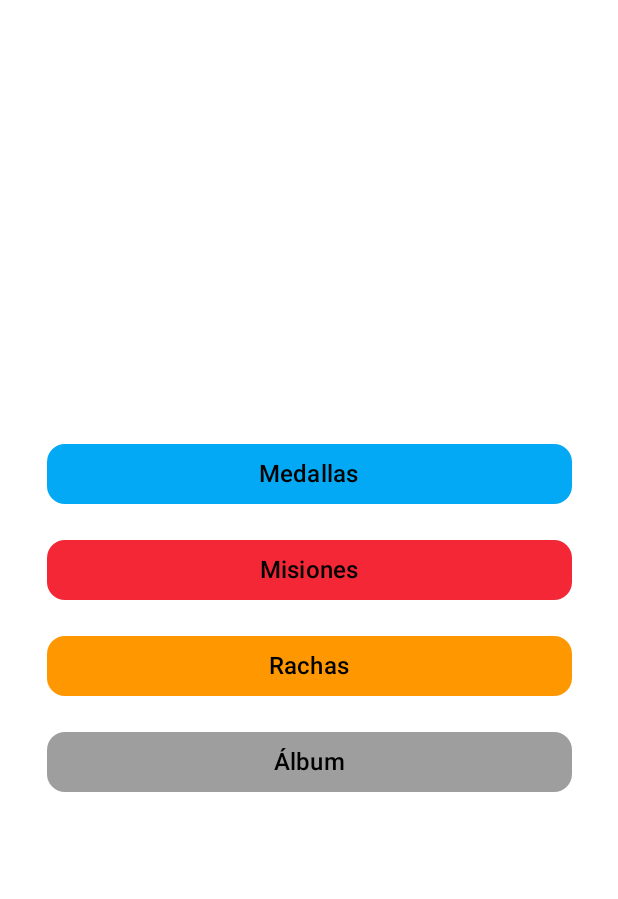
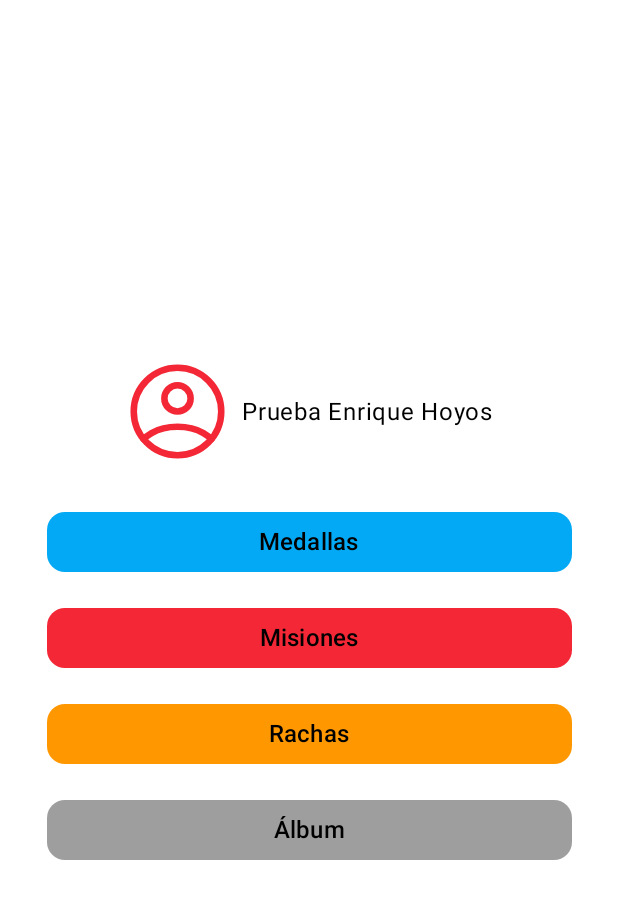
Before and after one commit to enriquehoyos/medals, an Android app built with Jetpack Compose: the screen it shows after launch (MainActivity), after a tap on "Rachas", on a phone screen of 412 x 824 dp. Shown: the top 899 px of the screen. Run offline under Robolectric (Android 15) with nearby library versions, the phone set to English and light mode, and no system bars; our stand-ins replace Dagger/Hilt's generated code.

Commit message:
feat: toast, taps on profile frame, resets levels

```diff
--- a/app/src/main/java/pe/com/medals/ui/screens/HomeScreen.kt
+++ b/app/src/main/java/pe/com/medals/ui/screens/HomeScreen.kt
@@ -1,30 +1,43 @@
 package pe.com.medals.ui.screens
 
 import android.annotation.SuppressLint
+import android.widget.Toast
 import androidx.compose.foundation.background
+import androidx.compose.foundation.clickable
 import androidx.compose.foundation.layout.Box
+import androidx.compose.foundation.layout.Row
+import androidx.compose.foundation.layout.Spacer
 import androidx.compose.foundation.layout.fillMaxSize
 import androidx.compose.foundation.layout.fillMaxWidth
+import androidx.compose.foundation.layout.height
 import androidx.compose.foundation.layout.padding
 import androidx.compose.foundation.layout.size
+import androidx.compose.foundation.layout.width
 import androidx.compose.foundation.lazy.LazyColumn
 import androidx.compose.foundation.shape.RoundedCornerShape
 import androidx.compose.material3.Button
 import androidx.compose.material3.ButtonDefaults
+import androidx.compose.material3.Icon
+import androidx.compose.material3.MaterialTheme
 import androidx.compose.material3.Scaffold
 import androidx.compose.material3.Text
 import androidx.compose.runtime.Composable
+import androidx.compose.runtime.LaunchedEffect
 import androidx.compose.runtime.getValue
 import androidx.compose.runtime.mutableStateOf
 import androidx.compose.runtime.remember
+import androidx.compose.runtime.rememberCoroutineScope
 import androidx.compose.runtime.setValue
 import androidx.compose.ui.Alignment
 import androidx.compose.ui.Modifier
 import androidx.compose.ui.graphics.Color
+import androidx.compose.ui.platform.LocalContext
+import androidx.compose.ui.res.painterResource
 import androidx.compose.ui.res.stringResource
 import androidx.compose.ui.unit.dp
 import androidx.compose.ui.unit.sp
 import androidx.hilt.navigation.compose.hiltViewModel
+import kotlinx.coroutines.launch
 import pe.com.medals.R
 import pe.com.medals.ui.theme.LightGray
 import pe.com.medals.ui.theme.*
@@ -39,7 +52,27 @@ import pe.com.medals.viewmodel.ProfileViewModel
 fun HomeScreen() {
     var showMedals by remember { mutableStateOf(false) }
     val vm: ProfileViewModel = hiltViewModel()
+    val context = LocalContext.current
+    val scope = rememberCoroutineScope()
+    // Reset con 5 taps
+    var taps by remember { mutableStateOf(0) }
+    var lastTap by remember { mutableStateOf(0L) }
+    val tapWindow = 1200L
 
+    fun onHeaderTap() {
+        val now = System.currentTimeMillis()
+        taps = if (now - lastTap <= tapWindow) taps + 1 else 1
+        lastTap = now
+        if (taps >= 5) {
+            scope.launch { vm.resetAll() }
+            taps = 0
+        }
+    }
+    LaunchedEffect(Unit) {
+        vm.resetEvent.collect {
+            Toast.makeText(context, "Se han reiniciado los niveles", Toast.LENGTH_SHORT).show()
+        }
+    }
     Scaffold(
         content = {
             if (showMedals) {
@@ -59,6 +92,12 @@ fun HomeScreen() {
                         modifier = Modifier.fillMaxWidth()
                     ) {
                         item {
+                            Profile("Prueba Enrique Hoyos") {
+                                onHeaderTap()
+                            }
+                            Spacer(Modifier.height(20.dp))
+                        }
+                        item {
                             ButtonScreen(
                                 section = stringResource(id = R.string.medals),
                                 color = SkyBlue
@@ -68,19 +107,37 @@ fun HomeScreen() {
                             ButtonScreen(
                                 section = stringResource(id = R.string.mission),
                                 color = Red
-                            ) { }
+                            ) {
+                                Toast.makeText(
+                                    context,
+                                    "Módulo en construcción",
+                                    Toast.LENGTH_SHORT
+                                ).show()
+                            }
                         }
                         item {
                             ButtonScreen(
                                 section = stringResource(id = R.string.rachas),
                                 color = Orange
-                            ) { }
+                            ) {
+                                Toast.makeText(
+                                    context,
+                                    "Módulo en construcción",
+                                    Toast.LENGTH_SHORT
+                                ).show()
+                            }
                         }
                         item {
                             ButtonScreen(
                                 section = stringResource(id = R.string.album),
                                 color = LightGray
-                            ) { }
+                            ) {
+                                Toast.makeText(
+                                    context,
+                                    "Módulo en construcción",
+                                    Toast.LENGTH_SHORT
+                                ).show()
+                            }
                         }
                     }
                 }
@@ -106,3 +163,29 @@ fun ButtonScreen(section: String, color: Color, onClick: () -> Unit) {
         )
     }
 }
+
+@Composable
+fun Profile(
+    userName: String,
+    modifier: Modifier = Modifier,
+    onClick: () -> Unit
+) {
+    Row(
+        modifier = modifier
+            .clickable { onClick() },
+        verticalAlignment = Alignment.CenterVertically
+    ) {
+        Icon(
+            painter = painterResource(id = R.drawable.ic_profile_circle),
+            contentDescription = "Perfil de usuario",
+            tint = Red,
+            modifier = Modifier.size(70.dp)
+        )
+        Spacer(modifier = Modifier.width(8.dp))
+        Text(
+            text = "${userName}",
+            style = MaterialTheme.typography.bodyLarge,
+            color = Color.Black
+        )
+    }
+}
--- a/app/src/main/java/pe/com/medals/ui/screens/MedalsScreen.kt
+++ b/app/src/main/java/pe/com/medals/ui/screens/MedalsScreen.kt
@@ -63,7 +63,6 @@ fun MedalsScreen(
     onBack: () -> Unit
 ) {
     val all by vm.medals.collectAsStateWithLifecycle()
-    val scope = rememberCoroutineScope()
     val context = LocalContext.current
 
     // Pausa/reanuda
@@ -95,19 +94,6 @@ fun MedalsScreen(
         }
     }
 
-    // Reset con 5 taps
-    var taps by remember { mutableStateOf(0) }
-    var lastTap by remember { mutableStateOf(0L) }
-    val tapWindow = 1200L
-    fun onHeaderTap() {
-        val now = System.currentTimeMillis()
-        taps = if (now - lastTap <= tapWindow) taps + 1 else 1
-        lastTap = now
-        if (taps >= 5) {
-            scope.launch { vm.resetAll() }
-            taps = 0
-        }
-    }
 
     Scaffold { innerPadding ->
         Box(
@@ -182,8 +168,6 @@ fun MedalsScreen(
                         }
                     }
                 }
-
-
             }
 
             if (showConfetti) {
--- a/app/src/main/java/pe/com/medals/viewmodel/ProfileViewModel.kt
+++ b/app/src/main/java/pe/com/medals/viewmodel/ProfileViewModel.kt
@@ -64,6 +64,7 @@ class ProfileViewModel @Inject constructor(
     private suspend fun engineLoop() {
         val rnd = java.util.Random()
         while (isRunning.value) {
+            //3 segundos para que pueda msotrarse la cantidad de puntos ganados en un Toast
             delay((3000L..3600L).random())
 
             val list = medals.value
--- /dev/null
+++ b/app/src/main/res/drawable/ic_profile_circle.xml
@@ -0,0 +1,27 @@
+<vector xmlns:android="http://schemas.android.com/apk/res/android"
+    android:width="124dp"
+    android:height="124dp"
+    android:viewportWidth="24"
+    android:viewportHeight="24">
+  <path
+      android:pathData="M12,2C6.477,2 2,6.477 2,12C2,17.523 6.477,22 12,22C17.523,22 22,17.523 22,12C22,6.477 17.523,2 12,2Z"
+      android:strokeLineJoin="round"
+      android:strokeWidth="1.5"
+      android:fillColor="#00000000"
+      android:strokeColor="#000000"
+      android:strokeLineCap="round"/>
+  <path
+      android:pathData="M4.271,18.346C4.271,18.346 6.5,15.5 12,15.5C17.5,15.5 19.729,18.346 19.729,18.346"
+      android:strokeLineJoin="round"
+      android:strokeWidth="1.5"
+      android:fillColor="#00000000"
+      android:strokeColor="#000000"
+      android:strokeLineCap="round"/>
+  <path
+      android:pathData="M12,12C13.657,12 15,10.657 15,9C15,7.343 13.657,6 12,6C10.343,6 9,7.343 9,9C9,10.657 10.343,12 12,12Z"
+      android:strokeLineJoin="round"
+      android:strokeWidth="1.5"
+      android:fillColor="#00000000"
+      android:strokeColor="#000000"
+      android:strokeLineCap="round"/>
+</vector>
--- a/app/src/main/res/values/strings.xml
+++ b/app/src/main/res/values/strings.xml
@@ -7,4 +7,6 @@
     <string name="rachas">Rachas</string>
     <string name="album">Álbum</string>
 
+    <string name="construction">Módulo en construcción</string>
+
 </resources>
```
